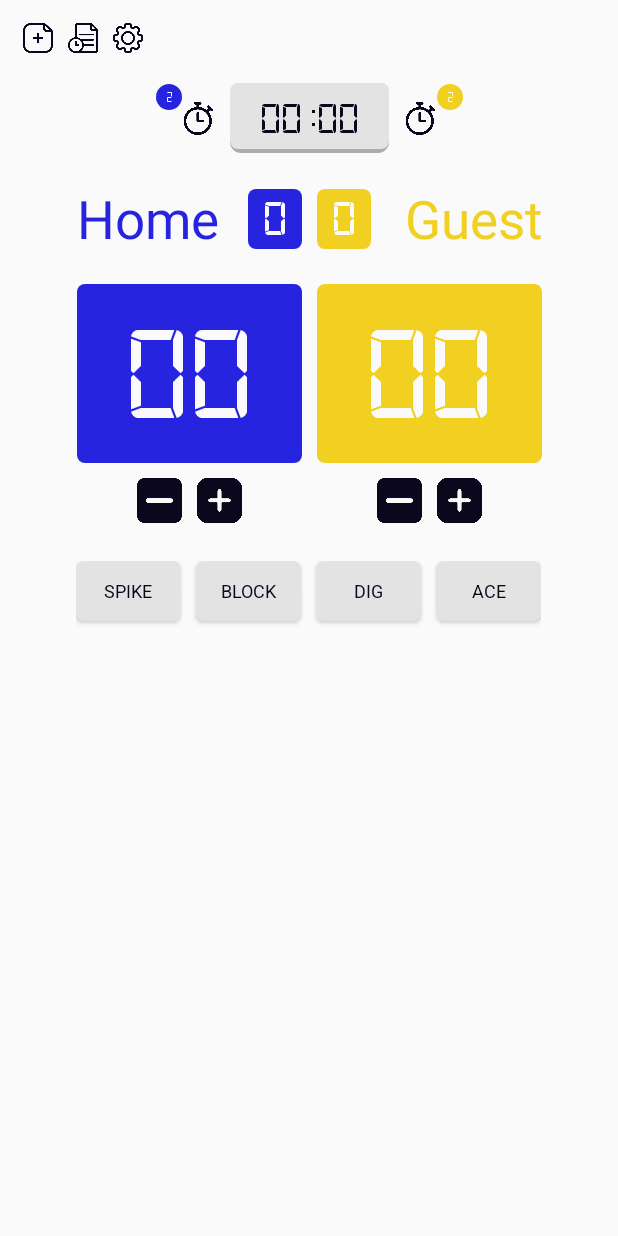
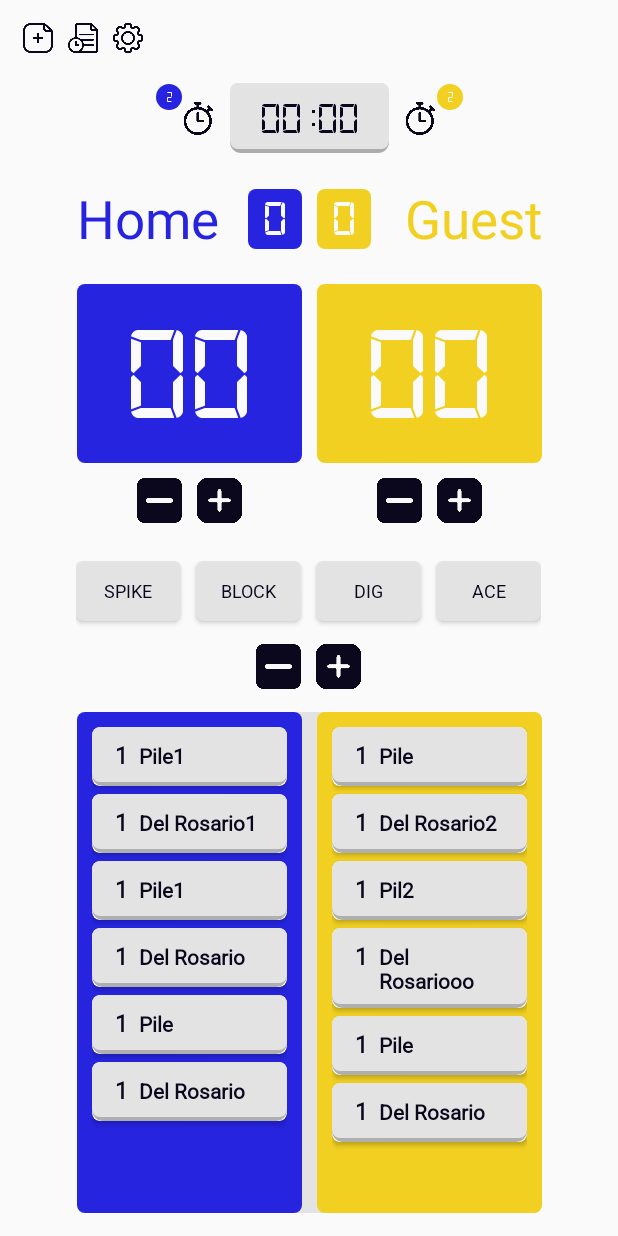
Before and after one commit to hyrumbravo/Volleyball, an Android app: the screen it shows after launch (MainActivity), on a phone screen of 412 x 824 dp. Run offline under Robolectric (Android 15) with nearby library versions, the light colour scheme and no system bars.

Commit message:
player list onclick

```diff
--- a/app/build.gradle.kts
+++ b/app/build.gradle.kts
@@ -29,6 +29,9 @@ android {
         sourceCompatibility = JavaVersion.VERSION_11
         targetCompatibility = JavaVersion.VERSION_11
     }
+    buildFeatures {
+        viewBinding = true
+    }
 }
 
 dependencies {
--- a/app/src/main/java/com/example/volleyball/MainActivity.java
+++ b/app/src/main/java/com/example/volleyball/MainActivity.java
@@ -1,24 +1,70 @@
 package com.example.volleyball;
 
 import android.os.Bundle;
+import android.widget.Toast;
 
 import androidx.activity.EdgeToEdge;
 import androidx.appcompat.app.AppCompatActivity;
 import androidx.core.graphics.Insets;
 import androidx.core.view.ViewCompat;
 import androidx.core.view.WindowInsetsCompat;
+import androidx.recyclerview.widget.LinearLayoutManager;
 
-public class MainActivity extends AppCompatActivity {
+import com.example.volleyball.adapters.PlayerListAdapter;
+import com.example.volleyball.databinding.ActivityMainBinding;
+import com.example.volleyball.models.Player;
+import com.example.volleyball.selectListeners.PlayerListSelectListener;
 
+import java.util.ArrayList;
+import java.util.List;
+
+public class MainActivity extends AppCompatActivity implements PlayerListSelectListener {
+
+    ActivityMainBinding binding;
+    List<Player> playerListItems1, playerListItems2;
     @Override
     protected void onCreate(Bundle savedInstanceState) {
         super.onCreate(savedInstanceState);
         EdgeToEdge.enable(this);
-        setContentView(R.layout.activity_main);
+        binding = ActivityMainBinding.inflate(getLayoutInflater());
+        setContentView(binding.getRoot());
         ViewCompat.setOnApplyWindowInsetsListener(findViewById(R.id.main), (v, insets) -> {
             Insets systemBars = insets.getInsets(WindowInsetsCompat.Type.systemBars());
             v.setPadding(systemBars.left, systemBars.top, systemBars.right, systemBars.bottom);
             return insets;
         });
+        // declarations
+        playerListItems1 = new ArrayList<>();
+        playerListItems2 = new ArrayList<>();
+
+        // player list 1
+        playerListItems1.add(new Player("1", "Pile1"));
+        playerListItems1.add(new Player("1", "Del Rosario1"));
+        playerListItems1.add(new Player("1", "Pile1"));
+        playerListItems1.add(new Player("1", "Del Rosario"));
+        playerListItems1.add(new Player("1", "Pile"));
+        playerListItems1.add(new Player("1", "Del Rosario"));
+
+        binding.teamListRecyclerview1.setLayoutManager(new LinearLayoutManager(this));
+        binding.teamListRecyclerview1.setAdapter(new PlayerListAdapter(this, playerListItems1, this));
+
+        // player list 2
+        playerListItems2.add(new Player("1", "Pile"));
+        playerListItems2.add(new Player("1", "Del Rosario2"));
+        playerListItems2.add(new Player("1", "Pil2"));
+        playerListItems2.add(new Player("1", "Del Rosariooo"));
+        playerListItems2.add(new Player("1", "Pile"));
+        playerListItems2.add(new Player("1", "Del Rosario"));
+
+
+        binding.teamListRecyclerview2.setLayoutManager(new LinearLayoutManager(this));
+        binding.teamListRecyclerview2.setAdapter(new PlayerListAdapter(this, playerListItems2, this));
+
     }
+
+    @Override
+    public void onItemClicked1(Player player) {
+        Toast.makeText(this, player.getName(), Toast.LENGTH_SHORT).show();
+    }
+
 }
--- /dev/null
+++ b/app/src/main/java/com/example/volleyball/Utility/Utility.java
@@ -0,0 +1,13 @@
+package com.example.volleyball.Utility;
+
+import android.widget.TextView;
+
+import java.util.ArrayList;
+
+public class Utility {
+    public static void setTextColors(ArrayList<TextView> textViews, int color) {
+        for (TextView textView: textViews) {
+            textView.setTextColor(color);
+        }
+    }
+}
--- /dev/null
+++ b/app/src/main/java/com/example/volleyball/adapters/PlayerListAdapter.java
@@ -0,0 +1,72 @@
+package com.example.volleyball.adapters;
+
+import android.content.Context;
+import android.view.LayoutInflater;
+import android.view.ViewGroup;
+
+import androidx.annotation.NonNull;
+import androidx.core.content.ContextCompat;
+import androidx.recyclerview.widget.RecyclerView;
+
+import com.example.volleyball.R;
+import com.example.volleyball.Utility.Utility;
+import com.example.volleyball.models.Player;
+import com.example.volleyball.selectListeners.PlayerListSelectListener;
+import com.example.volleyball.viewholders.PlayerListItemViewHolder1;
+
+import java.util.ArrayList;
+import java.util.Arrays;
+import java.util.List;
+
+public class PlayerListAdapter extends RecyclerView.Adapter<PlayerListItemViewHolder1> {
+
+    Context context;
+    List<Player> items;
+
+    PlayerListSelectListener listener;
+
+    public PlayerListAdapter(Context context, List<Player> items, PlayerListSelectListener listener) {
+        this.context = context;
+        this.items = items;
+        this.listener = listener;
+    }
+
+    @NonNull
+    @Override
+    public PlayerListItemViewHolder1 onCreateViewHolder(@NonNull ViewGroup parent, int viewType) {
+        return new PlayerListItemViewHolder1(LayoutInflater.from(context).inflate(R.layout.player_list_item, parent, false));
+    }
+
+    @Override
+    public void onBindViewHolder(@NonNull PlayerListItemViewHolder1 holder, int position) {
+        holder.jerseyNumber.setText(items.get(position).getJerseyNumber());
+        holder.playerName.setText(items.get(position).getName());
+//        playerlist1 onItemClick
+        holder.itemContainer.setOnClickListener(v -> {
+            listener.onItemClicked1(items.get(position));
+            if (v.getTag().toString().equalsIgnoreCase("selected")) {
+                v.setBackgroundResource(R.drawable.timer_bg); // set BG to default
+                v.setTag("unselected"); // set tag to unselected
+                Utility.setTextColors( // set text colors to violet
+                        new ArrayList<>(Arrays.asList(holder.jerseyNumber, holder.playerName)),
+                        ContextCompat.getColor(context, R.color.violet)
+                );
+            }
+            else {
+                v.setBackgroundResource(R.drawable.seleted_player_bg); // set BG to selected
+                v.setTag("selected"); // set tag to selected
+                Utility.setTextColors( // set text colors to white
+                        new ArrayList<>(Arrays.asList(holder.jerseyNumber, holder.playerName)),
+                        ContextCompat.getColor(context, R.color.white)
+                );
+            }
+
+
+        });
+    }
+
+    @Override
+    public int getItemCount() {
+        return items.size();
+    }
+}
--- /dev/null
+++ b/app/src/main/java/com/example/volleyball/models/Player.java
@@ -0,0 +1,26 @@
+package com.example.volleyball.models;
+
+public class Player {
+    String jerseyNumber, name;
+
+    public Player(String jerseyNumber, String name) {
+        this.jerseyNumber = jerseyNumber;
+        this.name = name;
+    }
+
+    public String getJerseyNumber() {
+        return jerseyNumber;
+    }
+
+    public void setJerseyNumber(String jerseyNumber) {
+        this.jerseyNumber = jerseyNumber;
+    }
+
+    public String getName() {
+        return name;
+    }
+
+    public void setName(String name) {
+        this.name = name;
+    }
+}
--- /dev/null
+++ b/app/src/main/java/com/example/volleyball/selectListeners/PlayerListSelectListener.java
@@ -0,0 +1,7 @@
+package com.example.volleyball.selectListeners;
+
+import com.example.volleyball.models.Player;
+
+public interface PlayerListSelectListener {
+    void onItemClicked1(Player player);
+}
--- /dev/null
+++ b/app/src/main/java/com/example/volleyball/viewholders/PlayerListItemViewHolder1.java
@@ -0,0 +1,23 @@
+package com.example.volleyball.viewholders;
+
+import android.view.View;
+import android.widget.LinearLayout;
+import android.widget.TextView;
+
+import androidx.annotation.NonNull;
+import androidx.cardview.widget.CardView;
+import androidx.recyclerview.widget.RecyclerView;
+
+import com.example.volleyball.R;
+
+public class PlayerListItemViewHolder1 extends RecyclerView.ViewHolder {
+
+    public TextView jerseyNumber, playerName;
+    public LinearLayout itemContainer;
+    public PlayerListItemViewHolder1(@NonNull View itemView) {
+        super(itemView);
+        jerseyNumber = itemView.findViewById(R.id.jerseyNumber);
+        playerName = itemView.findViewById(R.id.playerName);
+        itemContainer = itemView.findViewById(R.id.itemContainer);
+    }
+}
--- /dev/null
+++ b/app/src/main/java/com/example/volleyball/viewholders/PlayerListItemViewHolder2.java
@@ -0,0 +1,24 @@
+package com.example.volleyball.viewholders;
+
+import android.view.View;
+import android.widget.LinearLayout;
+import android.widget.TextView;
+
+import androidx.annotation.NonNull;
+import androidx.cardview.widget.CardView;
+import androidx.recyclerview.widget.RecyclerView;
+
+import com.example.volleyball.R;
+
+public class PlayerListItemViewHolder2 extends RecyclerView.ViewHolder {
+
+    public TextView jerseyNumber, playerName;
+    public LinearLayout itemContainer;
+    public PlayerListItemViewHolder2(@NonNull View itemView) {
+        super(itemView);
+        jerseyNumber = itemView.findViewById(R.id.jerseyNumber);
+        playerName = itemView.findViewById(R.id.playerName);
+        itemContainer = itemView.findViewById(R.id.itemContainer);
+
+    }
+}
--- /dev/null
+++ b/app/src/main/res/drawable/seleted_player_bg.xml
@@ -0,0 +1,16 @@
+<?xml version="1.0" encoding="utf-8"?>
+<layer-list xmlns:android="http://schemas.android.com/apk/res/android">
+    <item>
+        <shape>
+            <corners android:radius="7dp" />
+            <solid android:color="#50e3e3e3" />
+        </shape>
+    </item>
+    <item android:bottom="3dp">
+        <shape>
+            <corners android:radius="5dp"/>
+            <solid android:color="#030303"/>
+        </shape>
+    </item>
+
+</layer-list>
--- a/app/src/main/res/layout/activity_main.xml
+++ b/app/src/main/res/layout/activity_main.xml
@@ -237,6 +237,7 @@
 
 <!--    stats-->
     <RelativeLayout
+        android:id="@+id/statsMainContainer"
         android:layout_width="match_parent"
         android:layout_height="wrap_content"
         app:layout_constraintTop_toBottomOf="@id/scoresContainer"
@@ -249,15 +250,22 @@
             android:layout_centerInParent="true"
             android:scrollbars="none">
 
+            <androidx.constraintlayout.widget.ConstraintLayout
+                android:layout_width="wrap_content"
+                android:layout_height="wrap_content">
+
                 <LinearLayout
+                    android:id="@+id/statsContainer"
                     android:layout_width="wrap_content"
                     android:layout_height="wrap_content"
                     android:orientation="horizontal"
-                android:gravity="center_horizontal">
-
+                    android:gravity="center_horizontal"
+                    app:layout_constraintTop_toTopOf="parent"
+                    app:layout_constraintStart_toStartOf="parent"
+                    app:layout_constraintEnd_toEndOf="parent">
                     <androidx.appcompat.widget.AppCompatButton
                         android:text="SPIKE"
-                    style="@style/stat_button_style" />
+                        style="@style/stat_button_style"/>
                     <androidx.appcompat.widget.AppCompatButton
                         android:text="BLOCK"
                         style="@style/stat_button_style"
@@ -270,11 +278,84 @@
                         android:text="ACE"
                         style="@style/stat_button_style"
                         android:layout_marginStart="10dp"/>
+                </LinearLayout>
+
+<!--                stats add and minus button-->
+                <LinearLayout
+                    android:layout_width="wrap_content"
+                    android:layout_height="wrap_content"
+                    android:orientation="horizontal"
+                    app:layout_constraintTop_toBottomOf="@id/statsContainer"
+                    app:layout_constraintStart_toStartOf="@id/statsContainer"
+                    app:layout_constraintEnd_toEndOf="@id/statsContainer"
+                    android:layout_marginTop="10dp">
+                    <ImageView
+                        android:id="@+id/statsMinusButton"
+                        android:layout_width="30dp"
+                        android:layout_height="30dp"
+                        android:src="@drawable/score_minus_button"/>
+
+                    <ImageView
+                        android:id="@+id/statsAddButton"
+                        android:layout_width="30dp"
+                        android:layout_height="30dp"
+                        android:src="@drawable/score_add_button"
+                        android:layout_marginStart="10dp"/>
 
                 </LinearLayout>
+            </androidx.constraintlayout.widget.ConstraintLayout>
 
         </HorizontalScrollView>
 
     </RelativeLayout>
 
+<!--    players list-->
+    <androidx.constraintlayout.widget.ConstraintLayout
+        android:layout_width="310dp"
+        android:layout_height="0dp"
+        app:layout_constraintTop_toBottomOf="@id/statsMainContainer"
+        app:layout_constraintStart_toStartOf="parent"
+        app:layout_constraintEnd_toEndOf="parent"
+        app:layout_constraintBottom_toBottomOf="parent"
+        android:layout_marginVertical="15dp"
+        android:background="@drawable/square_gray">
+
+<!--        team1 players list-->
+        <androidx.constraintlayout.widget.ConstraintLayout
+            android:id="@+id/team1PlayersContainer"
+            android:layout_width="150dp"
+            android:layout_height="match_parent"
+            app:layout_constraintTop_toTopOf="parent"
+            app:layout_constraintStart_toStartOf="parent"
+            android:background="@drawable/square_violet"
+            android:padding="10dp">
+
+            <androidx.recyclerview.widget.RecyclerView
+                android:id="@+id/teamListRecyclerview1"
+                android:layout_width="match_parent"
+                android:layout_height="0dp"
+                app:layout_constraintTop_toTopOf="parent"
+                app:layout_constraintBottom_toBottomOf="parent"/>
+
         </androidx.constraintlayout.widget.ConstraintLayout>
+<!--        team2 players list-->
+        <androidx.constraintlayout.widget.ConstraintLayout
+            android:id="@+id/team2PlayersContainer"
+            android:layout_width="150dp"
+            android:layout_height="match_parent"
+            app:layout_constraintTop_toTopOf="parent"
+            app:layout_constraintStart_toEndOf="@id/team1PlayersContainer"
+            android:layout_marginStart="10dp"
+            android:background="@drawable/square_yellow"
+            android:padding="10dp">
+
+            <androidx.recyclerview.widget.RecyclerView
+                android:id="@+id/teamListRecyclerview2"
+                android:layout_width="match_parent"
+                android:layout_height="0dp"
+                app:layout_constraintTop_toTopOf="parent"
+                app:layout_constraintBottom_toBottomOf="parent"/>
+
+        </androidx.constraintlayout.widget.ConstraintLayout>
+    </androidx.constraintlayout.widget.ConstraintLayout>
+</androidx.constraintlayout.widget.ConstraintLayout>
--- /dev/null
+++ b/app/src/main/res/layout/player_list_item.xml
@@ -0,0 +1,45 @@
+<?xml version="1.0" encoding="utf-8"?>
+<androidx.cardview.widget.CardView
+    android:id="@+id/cardview"
+    xmlns:android="http://schemas.android.com/apk/res/android"
+    android:layout_width="match_parent"
+    android:layout_height="wrap_content"
+    xmlns:app="http://schemas.android.com/apk/res-auto"
+    app:cardCornerRadius="5dp"
+    android:layout_marginBottom="5dp">
+
+    <LinearLayout
+        android:id="@+id/itemContainer"
+        android:layout_width="match_parent"
+        android:layout_height="wrap_content"
+        android:background="@drawable/timer_bg"
+        android:paddingHorizontal="15dp"
+        android:paddingTop="8dp"
+        android:paddingBottom="10dp"
+        android:orientation="horizontal"
+        android:tag="unselected">
+
+        <TextView
+            android:id="@+id/jerseyNumber"
+            android:layout_width="wrap_content"
+            android:layout_height="wrap_content"
+            android:text="10"
+            android:textColor="@color/violet"
+            android:fontFamily="@font/roboto_regular"
+            android:textSize="15sp"
+            android:textStyle="bold"/>
+
+        <TextView
+            android:id="@+id/playerName"
+            android:layout_width="wrap_content"
+            android:layout_height="wrap_content"
+            android:text="Del Rosario"
+            android:textColor="@color/violet"
+            android:fontFamily="@font/roboto_regular"
+            android:textSize="14sp"
+            android:textStyle="bold"
+            android:layout_marginStart="7dp"/>
+
+    </LinearLayout>
+
+</androidx.cardview.widget.CardView>
```
Lines whose indentation alone changed are shown as unchanged.
